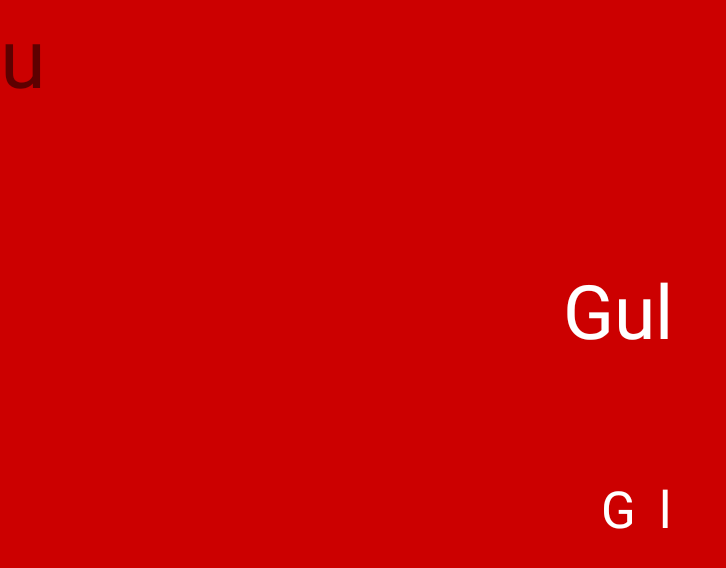
After one commit to Zigfruid/Alipbe, an Android app: the GameFragment2 screen opened through its navigation route, on a phone screen of 824 x 412 dp (held sideways). The commit adds this screen. Shown: the top 568 px of the screen, without its empty margins (0-726 px from the left). Run offline under Robolectric (Android 15) with nearby library versions, the phone set to English and light mode, and no system bars; Roboto replaces fonts that are not available here.

Commit message:
second game was started

```diff
--- /dev/null
+++ b/app/src/main/java/com/example/alipbe/games/GameFragment2.kt
@@ -0,0 +1,81 @@
+package com.example.alipbe.games
+
+import android.os.Bundle
+import android.view.Gravity
+import android.view.View
+import android.widget.LinearLayout
+import android.widget.TextView
+import androidx.fragment.app.Fragment
+import com.example.alipbe.R
+import kotlinx.android.synthetic.main.fragment_game2.*
+import kotlin.random.Random
+
+class GameFragment2 : Fragment(R.layout.fragment_game2) {
+
+    override fun onViewCreated(view: View, savedInstanceState: Bundle?) {
+        super.onViewCreated(view, savedInstanceState)
+        //Ǵǵ Úú Ńń Íı Óó Áá
+        val random = Random.nextInt(0,34)
+        val items: List<String> = listOf(
+            "Alma",
+            "Átkónshek",
+            "Baliq",
+            "Duwtar",
+            "Etik",
+            "Fontan",
+            "Gul",
+            "Ǵarbiz",
+            "Hákke",
+            "Xat",
+            "Ílaq",
+            "Iyne",
+            "Júzim",
+            "Kitap",
+            "Qalem",
+            "Lágen",
+            "Muz",
+            "Nan",
+            "Qońiraw",
+            "Oraq",
+            "Órmekshi",
+            "Piyaz",
+            "Radio",
+            "Sabin",
+            "Tarezi",
+            "Un",
+            "Úyrek",
+            "Vertolyot",
+            "Waqit",
+            "Yolka",
+            "Zamark",
+            "Shar",
+            "Circul",
+            "Chemodan"
+        )
+        tvRandomWord.text= items[random]
+        divider()
+    }
+    private fun divider() {
+        val st = tvRandomWord.text.toString()
+        val chars = st.toCharArray()
+        val layout = LinearLayout(requireContext())
+        layout.orientation = LinearLayout.VERTICAL
+        layout.gravity = Gravity.CENTER_VERTICAL
+        val innerLayout = LinearLayout(requireContext())
+        innerLayout.orientation = LinearLayout.VERTICAL
+        for (i in 1 until chars.size-1){
+            chars[i]
+            val tv = TextView(requireContext())
+            tv.text = chars[i].toString()
+            tv.textSize = 55f
+            innerLayout.addView(tv)
+        }
+        layout.addView(innerLayout)
+        layout_gameFragment2.addView(layout)
+
+        tvFirstLetter.text = chars[0].toString()
+        tvLastLetter.text = chars.last().toString()
+
+
+    }
+}
--- /dev/null
+++ b/app/src/main/java/com/example/alipbe/games/GameMenuFragment.kt
@@ -0,0 +1,26 @@
+package com.example.alipbe.games
+
+import android.os.Bundle
+import android.view.View
+import androidx.fragment.app.Fragment
+import androidx.navigation.NavController
+import androidx.navigation.Navigation
+import com.example.alipbe.R
+import kotlinx.android.synthetic.main.game_menu_fragment.*
+
+class GameMenuFragment : Fragment(R.layout.game_menu_fragment) {
+
+    private lateinit var navController: NavController
+
+    override fun onViewCreated(view: View, savedInstanceState: Bundle?) {
+        super.onViewCreated(view, savedInstanceState)
+        navController = Navigation.findNavController(view)
+
+        btnGame1.setOnClickListener {
+
+        }
+        btnGame2.setOnClickListener {
+            navController.navigate(R.id.action_gameMenuFragment_to_gameFragment2)
+        }
+    }
+}
--- /dev/null
+++ b/app/src/main/res/layout/fragment_game2.xml
@@ -0,0 +1,46 @@
+<?xml version="1.0" encoding="utf-8"?>
+<androidx.constraintlayout.widget.ConstraintLayout
+    xmlns:android="http://schemas.android.com/apk/res/android"
+    xmlns:app="http://schemas.android.com/apk/res-auto"
+    android:layout_width="match_parent"
+    android:id="@+id/layout_gameFragment2"
+    android:background="@android:color/holo_red_dark"
+    android:layout_height="match_parent">
+
+
+    <TextView
+        android:id="@+id/tvRandomWord"
+        android:textSize="50sp"
+        android:textColor="@android:color/white"
+        android:layout_width="wrap_content"
+        android:layout_height="wrap_content"
+        app:layout_constraintBottom_toBottomOf="parent"
+        app:layout_constraintEnd_toEndOf="parent"
+        app:layout_constraintStart_toStartOf="parent"
+        app:layout_constraintTop_toTopOf="parent" />
+
+    <TextView
+        android:id="@+id/tvFirstLetter"
+        android:layout_width="wrap_content"
+        android:textSize="34sp"
+        android:textColor="@android:color/white"
+        android:layout_height="wrap_content"
+        android:layout_marginTop="25dp"
+        app:layout_constraintBottom_toBottomOf="parent"
+        app:layout_constraintEnd_toEndOf="parent"
+        app:layout_constraintStart_toStartOf="parent"
+        app:layout_constraintTop_toBottomOf="@id/tvRandomWord" />
+
+    <TextView
+        android:id="@+id/tvLastLetter"
+        android:layout_width="wrap_content"
+        android:layout_height="wrap_content"
+        android:textSize="34sp"
+        android:textColor="@android:color/white"
+        android:layout_marginTop="25dp"
+        android:layout_marginStart="15dp"
+        app:layout_constraintBottom_toBottomOf="parent"
+        app:layout_constraintStart_toEndOf="@id/tvFirstLetter"
+        app:layout_constraintTop_toBottomOf="@id/tvRandomWord" />
+
+</androidx.constraintlayout.widget.ConstraintLayout>
--- a/app/src/main/res/navigation/nav_graph.xml
+++ b/app/src/main/res/navigation/nav_graph.xml
@@ -54,10 +54,17 @@
             app:exitAnim="@anim/slide_out_left"
             app:popEnterAnim="@anim/slide_in_left"
             app:popExitAnim="@anim/slide_out_right" />
+        <action
+            android:id="@+id/action_gameMenuFragment_to_gameFragment2"
+            app:destination="@id/gameFragment2" />
     </fragment>
     <fragment
         android:id="@+id/firstGameFragment"
         android:name="com.example.alipbe.games.firstgame.FirstGameFragment"
         android:label="fragment_first_game"
         tools:layout="@layout/fragment_first_game" />
+    <fragment
+        android:id="@+id/gameFragment2"
+        android:name="com.example.alipbe.games.GameFragment2"
+        android:label="GameFragment2" />
 </navigation>
```
